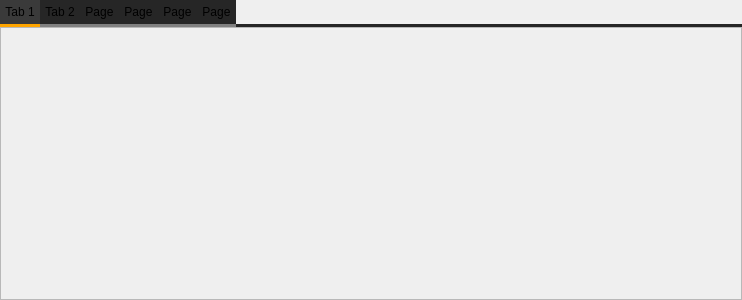
The window that LEO_sniffy/GUI/widgettab.ui (jirik09/Sniffy) describes before a commit, drawn with Qt 5.
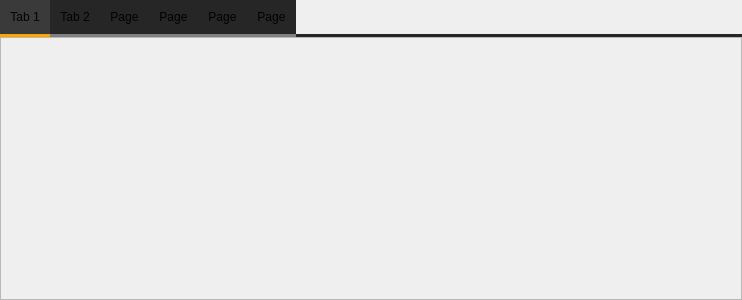
The same window after the commit.

Diff of the .ui file:
```diff
--- a/LEO_sniffy/GUI/widgettab.ui
+++ b/LEO_sniffy/GUI/widgettab.ui
@@ -33,7 +33,7 @@
 QTabBar::tab {
     background:rgb(38, 38, 38);
     border-bottom: 3px solid rgb(128, 128, 128); /* same as the pane color */
-    padding: 5px;
+    padding: 10px;
 }
 
 QTabBar::tab:selected, QTabBar::tab:hover {
@@ -70,7 +70,7 @@
       <attribute name="title">
        <string>Tab 1</string>
       </attribute>
-      <layout class="QVBoxLayout" name="verticalLayout_1">
+      <layout class="QVBoxLayout" name="verticalLayout_tab1">
        <property name="spacing">
         <number>5</number>
        </property>
@@ -97,10 +97,26 @@
             <x>0</x>
             <y>0</y>
             <width>740</width>
-            <height>269</height>
+            <height>259</height>
            </rect>
           </property>
-          <layout class="QVBoxLayout" name="verticalLayout_8"/>
+          <layout class="QVBoxLayout" name="verticalLayout_1">
+           <property name="spacing">
+            <number>5</number>
+           </property>
+           <property name="leftMargin">
+            <number>5</number>
+           </property>
+           <property name="topMargin">
+            <number>0</number>
+           </property>
+           <property name="rightMargin">
+            <number>5</number>
+           </property>
+           <property name="bottomMargin">
+            <number>0</number>
+           </property>
+          </layout>
          </widget>
         </widget>
        </item>
```
Left out of the diff: 105 changed lines with no effect on the pictures.
